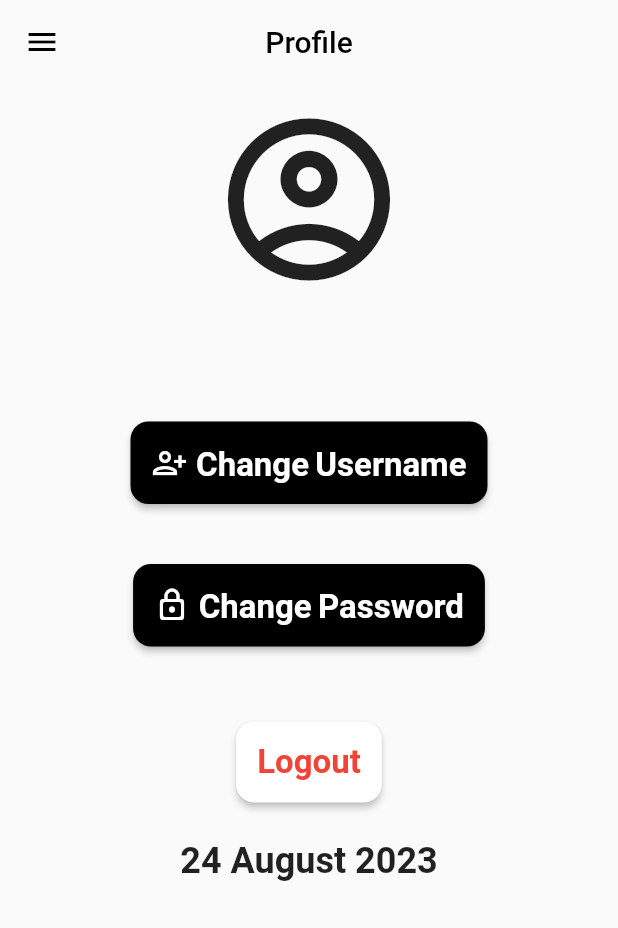
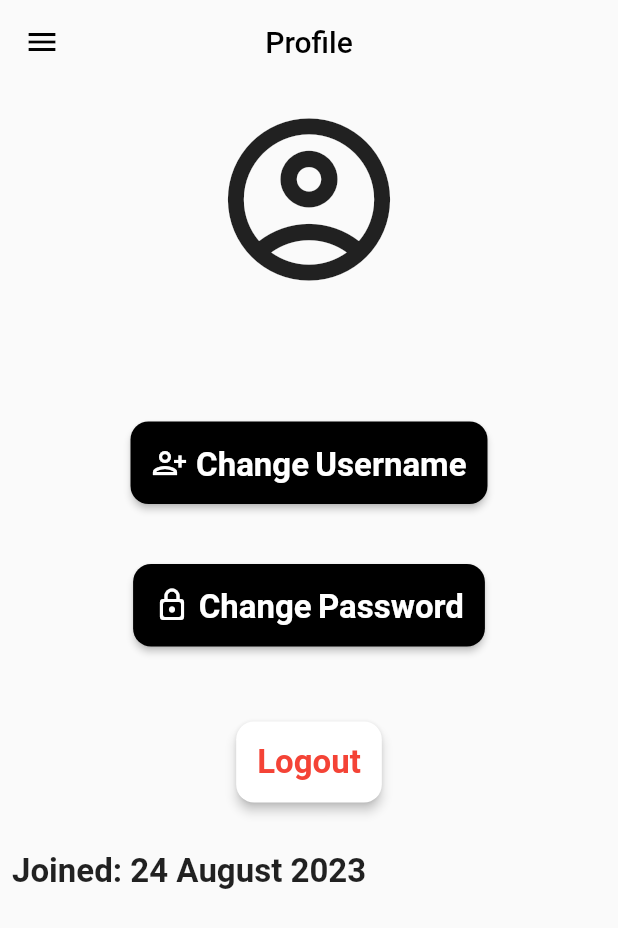
Before and after one commit to codecrafts1126/TYR, a Flutter app: the CurrentUser screen opened directly, on a phone screen of 412 x 824 dp. Shown: the top 928 px of the screen. Run offline on Flutter 3.47's test engine with Material 2 defaults, Android fonts, the phone set to English and light mode, and no system bars; our stand-ins replace firebase_auth, firebase_core, google_fonts, shared_preferences; accounts and stored records are empty.

Commit message:
Fixed some bugs at Profile Page

```diff
--- a/lib/Pages/profile.dart
+++ b/lib/Pages/profile.dart
@@ -1,6 +1,8 @@
+import 'package:firebase_auth/firebase_auth.dart';
 import 'package:intl/intl.dart';
 import 'package:flutter/material.dart';
 import 'package:google_fonts/google_fonts.dart';
+import 'package:shared_preferences/shared_preferences.dart';
 import 'package:tyr/Pages/home.dart';
 import 'package:tyr/Pages/login_page.dart';
 
@@ -18,6 +20,18 @@ class _CurrentUserState extends State<CurrentUser> {
   void initState() {
     super.initState();
     fetchCreationTime();
+  }
+
+  void signOut() async {
+    final pref = await SharedPreferences.getInstance();
+    pref.remove('email');
+    pref.remove('rememberMe');
+
+    FirebaseAuth.instance.signOut();
+    Navigator.push(
+      context,
+      MaterialPageRoute(builder: (context) => const Login()),
+    );
   }
 
   String formatCreationTime = '';
@@ -103,11 +117,14 @@ class _CurrentUserState extends State<CurrentUser> {
             ),
             const SizedBox(height: 50),
             ElevatedButton(
-              onPressed: () {},
+              onPressed: () {
+                signOut();
+              },
               style: ElevatedButton.styleFrom(
                 shape: RoundedRectangleBorder(
                   borderRadius: BorderRadius.circular(12),
                 ),
+                elevation: 3,
                 padding: const EdgeInsets.all(14),
                 backgroundColor: Colors.white,
                 textStyle: const TextStyle(
@@ -119,12 +136,20 @@ class _CurrentUserState extends State<CurrentUser> {
               child: const Text('Logout'),
             ),
             const SizedBox(height: 25),
-            Text(
-              formatCreationTime,
-              style: const TextStyle(
-                fontSize: 24,
-                fontWeight: FontWeight.bold,
-              ),
+            Row(
+              mainAxisAlignment: MainAxisAlignment.start,
+              children: [
+                Padding(
+                  padding: const EdgeInsets.all(8.0),
+                  child: Text(
+                    'Joined: $formatCreationTime',
+                    style: const TextStyle(
+                      fontSize: 22,
+                      fontWeight: FontWeight.bold,
+                    ),
+                  ),
+                ),
+              ],
             ),
           ],
         ),
```
